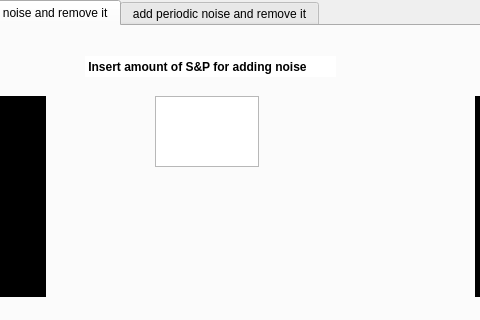
This is designs/design.ui in bioengsamar/project_final_image_V2 as Qt 5 draws it before an edit; both pictures show x 287 to 767 and y 0 to 320 of the 1090 by 720 pixel window. The edited form follows.
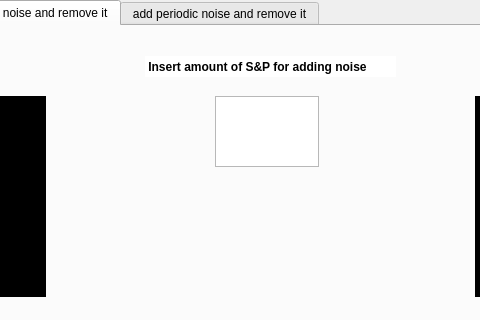
This is the edited form. Icons and pictures are not drawn. Custom widgets are drawn as their Qt base class.

```diff
--- a/designs/design.ui
+++ b/designs/design.ui
@@ -454,7 +454,7 @@
      <widget class="QLabel" name="label_14">
       <property name="geometry">
        <rect>
-        <x>370</x>
+        <x>430</x>
         <y>30</y>
         <width>251</width>
         <height>21</height>
@@ -477,7 +477,7 @@
      <widget class="QTextEdit" name="textEdit_2">
       <property name="geometry">
        <rect>
-        <x>440</x>
+        <x>500</x>
         <y>70</y>
         <width>104</width>
         <height>71</height>
```
